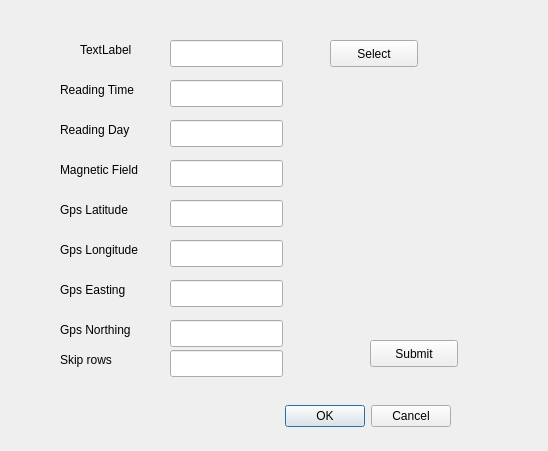
This is ui_elements/select_column_dialog.ui in franktb/MagnetometryGui as Qt 5 draws it before an edit. The edited form follows.
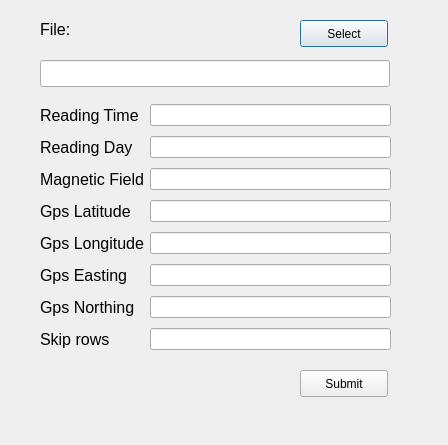
This is the edited form.

Commit message: polished dialogs ui; start of action probagation to tree data

```diff
--- a/ui_elements/select_column_dialog.ui
+++ b/ui_elements/select_column_dialog.ui
@@ -6,209 +6,37 @@
    <rect>
     <x>0</x>
     <y>0</y>
-    <width>548</width>
-    <height>451</height>
+    <width>448</width>
+    <height>445</height>
    </rect>
   </property>
   <property name="windowTitle">
    <string>Column Select Dialog</string>
   </property>
-  <widget class="QDialogButtonBox" name="buttonBox">
-   <property name="geometry">
-    <rect>
-     <x>110</x>
-     <y>400</y>
-     <width>341</width>
-     <height>32</height>
-    </rect>
-   </property>
-   <property name="orientation">
-    <enum>Qt::Horizontal</enum>
-   </property>
-   <property name="standardButtons">
-    <set>QDialogButtonBox::Cancel|QDialogButtonBox::Ok</set>
-   </property>
-  </widget>
-  <widget class="QLabel" name="label">
-   <property name="geometry">
-    <rect>
-     <x>60</x>
-     <y>80</y>
-     <width>101</width>
-     <height>19</height>
-    </rect>
-   </property>
-   <property name="text">
-    <string>Reading Time</string>
-   </property>
-  </widget>
-  <widget class="QLabel" name="label_2">
-   <property name="geometry">
-    <rect>
-     <x>60</x>
-     <y>160</y>
-     <width>101</width>
-     <height>19</height>
-    </rect>
-   </property>
-   <property name="text">
-    <string>Magnetic Field</string>
-   </property>
-  </widget>
-  <widget class="QLabel" name="label_3">
-   <property name="geometry">
-    <rect>
-     <x>60</x>
-     <y>200</y>
-     <width>91</width>
-     <height>19</height>
-    </rect>
-   </property>
-   <property name="text">
-    <string>Gps Latitude</string>
-   </property>
-  </widget>
-  <widget class="QLabel" name="label_4">
-   <property name="geometry">
-    <rect>
-     <x>60</x>
-     <y>240</y>
-     <width>101</width>
-     <height>19</height>
-    </rect>
-   </property>
-   <property name="text">
-    <string>Gps Longitude</string>
-   </property>
-  </widget>
-  <widget class="QLabel" name="label_5">
-   <property name="geometry">
-    <rect>
-     <x>60</x>
-     <y>280</y>
-     <width>91</width>
-     <height>19</height>
-    </rect>
-   </property>
-   <property name="text">
-    <string>Gps Easting</string>
-   </property>
-  </widget>
-  <widget class="QLineEdit" name="lineEdit_time">
-   <property name="geometry">
-    <rect>
-     <x>170</x>
-     <y>80</y>
-     <width>113</width>
-     <height>27</height>
-    </rect>
-   </property>
-  </widget>
-  <widget class="QLineEdit" name="lineEdit_mag_field">
-   <property name="geometry">
-    <rect>
-     <x>170</x>
-     <y>160</y>
-     <width>113</width>
-     <height>27</height>
-    </rect>
-   </property>
-  </widget>
-  <widget class="QLineEdit" name="lineEdit_Gps_lat">
-   <property name="geometry">
-    <rect>
-     <x>170</x>
-     <y>200</y>
-     <width>113</width>
-     <height>27</height>
-    </rect>
-   </property>
-  </widget>
-  <widget class="QLineEdit" name="lineEdit_Gps_long">
-   <property name="geometry">
-    <rect>
-     <x>170</x>
-     <y>240</y>
-     <width>113</width>
-     <height>27</height>
-    </rect>
-   </property>
-  </widget>
-  <widget class="QLineEdit" name="lineEdit_Gps_easting">
-   <property name="geometry">
-    <rect>
-     <x>170</x>
-     <y>280</y>
-     <width>113</width>
-     <height>27</height>
-    </rect>
-   </property>
-  </widget>
-  <widget class="QLabel" name="label_6">
-   <property name="geometry">
-    <rect>
-     <x>60</x>
-     <y>320</y>
-     <width>101</width>
-     <height>19</height>
-    </rect>
-   </property>
-   <property name="text">
-    <string>Gps Northing</string>
-   </property>
-  </widget>
-  <widget class="QLineEdit" name="lineEdit_Gps_northing">
-   <property name="geometry">
-    <rect>
-     <x>170</x>
-     <y>320</y>
-     <width>113</width>
-     <height>27</height>
-    </rect>
-   </property>
-  </widget>
-  <widget class="QLabel" name="label_8">
-   <property name="geometry">
-    <rect>
-     <x>60</x>
-     <y>120</y>
-     <width>101</width>
-     <height>19</height>
-    </rect>
-   </property>
-   <property name="text">
-    <string>Reading Day</string>
-   </property>
-  </widget>
-  <widget class="QLineEdit" name="lineEdit_day">
-   <property name="geometry">
-    <rect>
-     <x>170</x>
-     <y>120</y>
-     <width>113</width>
-     <height>27</height>
-    </rect>
-   </property>
-  </widget>
   <widget class="QLabel" name="label_7">
    <property name="geometry">
     <rect>
-     <x>80</x>
-     <y>40</y>
+     <x>40</x>
+     <y>20</y>
      <width>66</width>
      <height>19</height>
     </rect>
    </property>
+   <property name="font">
+    <font>
+     <pointsize>12</pointsize>
+    </font>
+   </property>
    <property name="text">
-    <string>TextLabel</string>
+    <string>File:</string>
    </property>
   </widget>
   <widget class="QLineEdit" name="lineEdit_file_path">
    <property name="geometry">
     <rect>
-     <x>170</x>
-     <y>40</y>
-     <width>113</width>
+     <x>40</x>
+     <y>60</y>
+     <width>350</width>
      <height>27</height>
     </rect>
    </property>
@@ -216,8 +44,8 @@
   <widget class="QPushButton" name="selectFileButton">
    <property name="geometry">
     <rect>
-     <x>330</x>
-     <y>40</y>
+     <x>300</x>
+     <y>20</y>
      <width>88</width>
      <height>27</height>
     </rect>
@@ -229,8 +57,8 @@
   <widget class="QPushButton" name="submitButton">
    <property name="geometry">
     <rect>
-     <x>370</x>
-     <y>340</y>
+     <x>300</x>
+     <y>370</y>
      <width>88</width>
      <height>27</height>
     </rect>
@@ -239,28 +67,137 @@
     <string>Submit</string>
    </property>
   </widget>
-  <widget class="QLineEdit" name="lineEdit_skipHeaderRows">
+  <widget class="QWidget" name="layoutWidget">
    <property name="geometry">
     <rect>
-     <x>170</x>
-     <y>350</y>
-     <width>113</width>
-     <height>27</height>
+     <x>40</x>
+     <y>100</y>
+     <width>351</width>
+     <height>260</height>
     </rect>
    </property>
-  </widget>
-  <widget class="QLabel" name="label_9">
-   <property name="geometry">
-    <rect>
-     <x>60</x>
-     <y>350</y>
-     <width>101</width>
-     <height>19</height>
-    </rect>
-   </property>
-   <property name="text">
-    <string>Skip rows</string>
-   </property>
+   <layout class="QGridLayout" name="gridLayout">
+    <item row="0" column="0">
+     <widget class="QLabel" name="label">
+      <property name="font">
+       <font>
+        <pointsize>12</pointsize>
+       </font>
+      </property>
+      <property name="text">
+       <string>Reading Time</string>
+      </property>
+     </widget>
+    </item>
+    <item row="0" column="1">
+     <widget class="QLineEdit" name="lineEdit_time"/>
+    </item>
+    <item row="1" column="0">
+     <widget class="QLabel" name="label_8">
+      <property name="font">
+       <font>
+        <pointsize>12</pointsize>
+       </font>
+      </property>
+      <property name="text">
+       <string>Reading Day</string>
+      </property>
+     </widget>
+    </item>
+    <item row="1" column="1">
+     <widget class="QLineEdit" name="lineEdit_day"/>
+    </item>
+    <item row="2" column="0">
+     <widget class="QLabel" name="label_2">
+      <property name="font">
+       <font>
+        <pointsize>12</pointsize>
+       </font>
+      </property>
+      <property name="text">
+       <string>Magnetic Field</string>
+      </property>
+     </widget>
+    </item>
+    <item row="2" column="1">
+     <widget class="QLineEdit" name="lineEdit_mag_field"/>
+    </item>
+    <item row="3" column="0">
+     <widget class="QLabel" name="label_3">
+      <property name="font">
+       <font>
+        <pointsize>12</pointsize>
+       </font>
+      </property>
+      <property name="text">
+       <string>Gps Latitude</string>
+      </property>
+     </widget>
+    </item>
+    <item row="3" column="1">
+     <widget class="QLineEdit" name="lineEdit_Gps_lat"/>
+    </item>
+    <item row="4" column="0">
+     <widget class="QLabel" name="label_4">
+      <property name="font">
+       <font>
+        <pointsize>12</pointsize>
+       </font>
+      </property>
+      <property name="text">
+       <string>Gps Longitude</string>
+      </property>
+     </widget>
+    </item>
+    <item row="4" column="1">
+     <widget class="QLineEdit" name="lineEdit_Gps_long"/>
+    </item>
+    <item row="5" column="0">
+     <widget class="QLabel" name="label_5">
+      <property name="font">
+       <font>
+        <pointsize>12</pointsize>
+       </font>
+      </property>
+      <property name="text">
+       <string>Gps Easting</string>
+      </property>
+     </widget>
+    </item>
+    <item row="5" column="1">
+     <widget class="QLineEdit" name="lineEdit_Gps_easting"/>
+    </item>
+    <item row="6" column="0">
+     <widget class="QLabel" name="label_6">
+      <property name="font">
+       <font>
+        <pointsize>12</pointsize>
+       </font>
+      </property>
+      <property name="text">
+       <string>Gps Northing</string>
+      </property>
+     </widget>
+    </item>
+    <item row="6" column="1">
+     <widget class="QLineEdit" name="lineEdit_Gps_northing"/>
+    </item>
+    <item row="7" column="0">
+     <widget class="QLabel" name="label_9">
+      <property name="font">
+       <font>
+        <pointsize>12</pointsize>
+       </font>
+      </property>
+      <property name="text">
+       <string>Skip rows</string>
+      </property>
+     </widget>
+    </item>
+    <item row="7" column="1">
+     <widget class="QLineEdit" name="lineEdit_skipHeaderRows"/>
+    </item>
+   </layout>
   </widget>
  </widget>
  <resources/>
```
Left out of the diff: 35 changed lines with no effect on the pictures. The commit also changes 8 other files.
